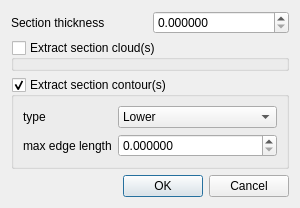
Qt form qCC/ui_templates/sectionExtractionSubDlg.ui (CloudCompare/CloudCompare) before a commit.
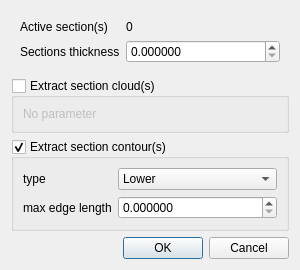
The same form after that commit.

Commit message: New Section Extraction Tool (finished)

The edit to the form file:
```diff
--- a/qCC/ui_templates/sectionExtractionSubDlg.ui
+++ b/qCC/ui_templates/sectionExtractionSubDlg.ui
@@ -7,7 +7,7 @@
     <x>0</x>
     <y>0</y>
     <width>300</width>
-    <height>179</height>
+    <height>247</height>
    </rect>
   </property>
   <property name="windowTitle">
@@ -15,15 +15,30 @@
   </property>
   <layout class="QVBoxLayout" name="verticalLayout">
    <item>
-    <layout class="QHBoxLayout" name="horizontalLayout">
-     <item>
+    <widget class="QFrame" name="frame">
+     <layout class="QFormLayout" name="formLayout_2">
+      <item row="0" column="0">
+       <widget class="QLabel" name="label_5">
+        <property name="text">
+         <string>Active section(s)</string>
+        </property>
+       </widget>
+      </item>
+      <item row="0" column="1">
+       <widget class="QLabel" name="activeSectionsLabel">
+        <property name="text">
+         <string>0</string>
+        </property>
+       </widget>
+      </item>
+      <item row="1" column="0">
       <widget class="QLabel" name="label">
        <property name="text">
-        <string>Section thickness</string>
+         <string>Sections thickness</string>
        </property>
       </widget>
      </item>
-     <item>
+      <item row="1" column="1">
       <widget class="QDoubleSpinBox" name="thicknessDoubleSpinBox">
        <property name="decimals">
         <number>6</number>
@@ -34,6 +49,7 @@
       </widget>
      </item>
     </layout>
+    </widget>
    </item>
    <item>
     <widget class="QGroupBox" name="extractCloudsGroupBox">
@@ -46,6 +62,15 @@
      <property name="checked">
       <bool>false</bool>
      </property>
+     <layout class="QVBoxLayout" name="verticalLayout_2">
+      <item>
+       <widget class="QLabel" name="label_4">
+        <property name="text">
+         <string>No parameter</string>
+        </property>
+       </widget>
+      </item>
+     </layout>
     </widget>
    </item>
    <item>
```
Left out of the diff: 14 changed lines with no effect on the pictures. Lines whose indentation alone changed are shown as unchanged. The commit also changes 17 other files.
